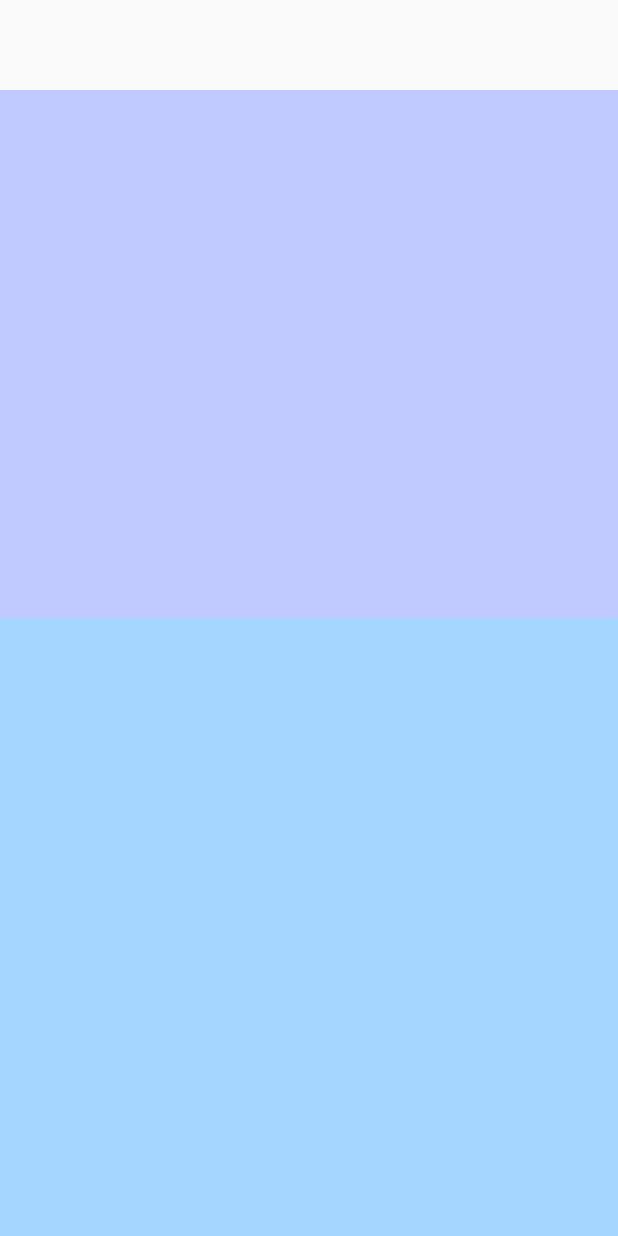
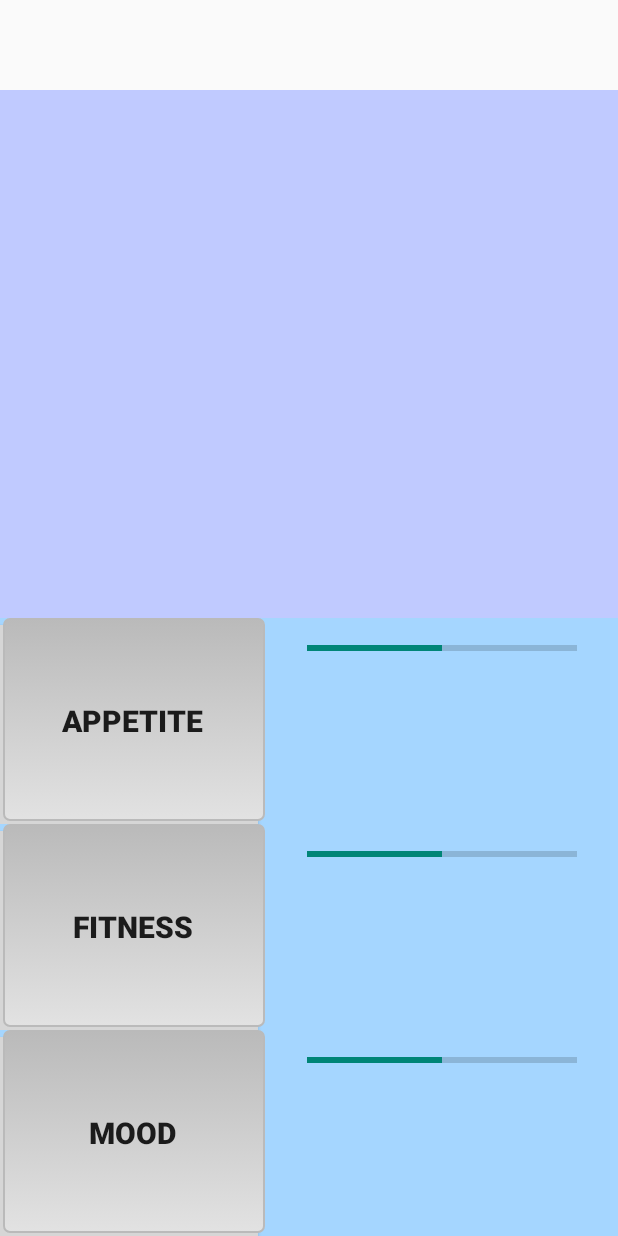
Before and after one commit to DiNear/Pengwings, an Android app: the layout layout_menu.xml on its own in the app's theme, with its tools: preview values and no code run, on a phone screen of 412 x 824 dp. Run offline under Robolectric (Android 15) with nearby library versions, the phone set to English and light mode, and no system bars.

Commit message:
progress bars

```diff
--- a/Pengwings/app/src/main/java/com/gady/pengwings/ChatHeadService.java
+++ b/Pengwings/app/src/main/java/com/gady/pengwings/ChatHeadService.java
@@ -1,10 +1,15 @@
 package com.gady.pengwings;
 
 import java.lang.*;
+
+import android.app.ProgressDialog;
 import android.app.Service;
 import android.content.Intent;
+import android.content.res.Resources;
 import android.graphics.PixelFormat;
 import android.graphics.Point;
+import android.graphics.drawable.Drawable;
+import android.os.Handler;
 import android.os.IBinder;
 import android.view.Gravity;
 import android.view.MotionEvent;
@@ -14,6 +19,8 @@ import android.view.WindowManager;
 import android.widget.ImageView;
 import android.view.LayoutInflater;
 import android.widget.LinearLayout;
+import android.widget.ProgressBar;
+import android.widget.TextView;
 
 import static android.widget.LinearLayout.*;
 
@@ -33,6 +40,7 @@ public class ChatHeadService extends Service {
     private View menuView;
     private LayoutInflater inflater;
 
+    private Handler mHandler = new Handler();
 
     @Override
     public IBinder onBind(Intent intent) {
@@ -169,6 +177,11 @@ public class ChatHeadService extends Service {
                                 windowManager.updateViewLayout(chatHead, chatHeadParams);
                             } else {
                                 // Otherwise open it
+
+                                // Updates progress bar values to appropriate values (from 0 - 100 set by a global variable) - currently uses filler value
+                                updateProgress((ProgressBar) menuView.findViewById(R.id.appetiteBar), (TextView) menuView.findViewById(R.id.appetiteProgressView), 35, 100 );
+                                updateProgress((ProgressBar) menuView.findViewById(R.id.fitnessBar), (TextView) menuView.findViewById(R.id.fitnessProgressView), 75, 100 );
+                                updateProgress((ProgressBar) menuView.findViewById(R.id.moodBar), (TextView) menuView.findViewById(R.id.moodProgressView), 95, 100 );
                                 menuOpen = true;
                                 menuView.setVisibility(View.VISIBLE);
 
@@ -197,9 +210,16 @@ public class ChatHeadService extends Service {
         });
     }
 
+    public void updateProgress(final ProgressBar progressBar, TextView textView, final int current, int max) {
+        progressBar.setMax(max);
+        progressBar.setProgress(current);
+        textView.setText(current+"/"+max);
+    }
+
     @Override
     public void onDestroy() {
         super.onDestroy();
         if (chatHead != null) windowManager.removeView(chatHead);
     }
+
 }
--- /dev/null
+++ b/Pengwings/app/src/main/res/drawable/button_selector.xml
@@ -0,0 +1,22 @@
+<?xml version="1.0" encoding="utf-8"?>
+<selector xmlns:android="http://schemas.android.com/apk/res/android">
+    <item>
+        <layer-list>
+            <item android:right="5dp" android:top="5dp">
+                <shape>
+                    <solid android:color="#D6D6D6" />
+                </shape>
+            </item>
+            <item android:bottom="2dp" android:left="2dp">
+                <shape>
+                    <gradient android:angle="270"
+                        android:endColor="#E2E2E2" android:startColor="#BABABA" />
+                    <stroke android:width="1dp" android:color="#BABABA" />
+                    <corners android:radius="4dp" />
+                    <padding android:bottom="10dp" android:left="10dp"
+                        android:right="10dp" android:top="10dp" />
+                </shape>
+            </item>
+        </layer-list>
+    </item>
+</selector>
--- a/Pengwings/app/src/main/res/layout/layout_menu.xml
+++ b/Pengwings/app/src/main/res/layout/layout_menu.xml
@@ -25,21 +25,57 @@
             android:orientation="horizontal"
             android:layout_width="fill_parent"
             android:layout_height="fill_parent"
-            android:layout_weight="1">
+            android:layout_weight="1" >
 
-            <LinearLayout
+            <RelativeLayout
                 android:orientation="vertical"
                 android:layout_width="fill_parent"
                 android:layout_height="fill_parent"
-                android:layout_weight="0.8">
+                android:layout_weight="0.8" >
 
-            </LinearLayout>
+                <Button
+                    android:background="@drawable/button_selector"
+                    android:layout_width="match_parent"
+                    android:layout_height="match_parent"
+                    android:text="@string/appetite_title"
+                    android:id="@+id/appetiteButton"
+                    android:layout_alignParentTop="true"
+                    android:layout_alignParentLeft="true"
+                    android:layout_alignParentStart="true"
+                    style="@style/Base.TextAppearance.AppCompat.Button"
+                    android:textStyle="bold"
+                    android:textSize="20sp"/>
+            </RelativeLayout>
 
-            <LinearLayout
+            <RelativeLayout
                 android:orientation="vertical"
                 android:layout_width="fill_parent"
                 android:layout_height="fill_parent"
-                android:layout_weight="0.6"></LinearLayout>
+                android:layout_weight="0.6" >
+
+                <ProgressBar
+                    style="@style/Widget.AppCompat.ProgressBar.Horizontal"
+                    android:layout_width="180dp"
+                    android:layout_height="40dp"
+                    android:layout_centerHorizontal="true"
+                    android:id="@+id/appetiteBar"
+                    android:max="100"
+                    android:progress="50"
+                    android:indeterminate="false" />
+
+                <TextView
+                    android:layout_width="wrap_content"
+                    android:layout_height="wrap_content"
+                    android:textAppearance="?android:attr/textAppearanceLarge"
+                    android:gravity="center"
+                    android:id="@+id/appetiteProgressView"
+                    android:layout_alignLeft="@+id/appetiteBar"
+                    android:layout_alignStart="@+id/appetiteBar"
+                    android:layout_alignRight="@+id/appetiteBar"
+                    android:layout_alignEnd="@+id/appetiteBar"
+                    android:layout_below="@+id/appetiteBar"
+                    android:layout_alignParentBottom="true" />
+            </RelativeLayout>
         </LinearLayout>
 
         <LinearLayout
@@ -48,17 +84,55 @@
             android:layout_height="fill_parent"
             android:layout_weight="1" >
 
-            <LinearLayout
+            <RelativeLayout
                 android:orientation="vertical"
                 android:layout_width="fill_parent"
                 android:layout_height="fill_parent"
-                android:layout_weight="0.8" />
+                android:layout_weight="0.8" >
 
-            <LinearLayout
+                <Button
+                    android:background="@drawable/button_selector"
+                    android:layout_width="match_parent"
+                    android:layout_height="match_parent"
+                    android:text="@string/fitness_title"
+                    android:id="@+id/fitnessButton"
+                    android:layout_alignParentTop="true"
+                    android:layout_alignParentLeft="true"
+                    android:layout_alignParentStart="true"
+                    style="@style/Base.TextAppearance.AppCompat.Button"
+                    android:textStyle="bold"
+                    android:textSize="20sp"/>
+            </RelativeLayout>
+
+            <RelativeLayout
                 android:orientation="vertical"
                 android:layout_width="fill_parent"
                 android:layout_height="fill_parent"
-                android:layout_weight="0.6" />
+                android:layout_weight="0.6" >
+
+                <ProgressBar
+                    style="@style/Widget.AppCompat.ProgressBar.Horizontal"
+                    android:layout_width="180dp"
+                    android:layout_height="40dp"
+                    android:layout_centerHorizontal="true"
+                    android:id="@+id/fitnessBar"
+                    android:max="100"
+                    android:progress="50"
+                    android:indeterminate="false" />
+
+                <TextView
+                    android:layout_width="wrap_content"
+                    android:layout_height="wrap_content"
+                    android:textAppearance="?android:attr/textAppearanceLarge"
+                    android:gravity="center"
+                    android:id="@+id/fitnessProgressView"
+                    android:layout_alignLeft="@+id/fitnessBar"
+                    android:layout_alignStart="@+id/fitnessBar"
+                    android:layout_alignRight="@+id/fitnessBar"
+                    android:layout_alignEnd="@+id/fitnessBar"
+                    android:layout_below="@+id/fitnessBar"
+                    android:layout_alignParentBottom="true" />
+            </RelativeLayout>
         </LinearLayout>
 
         <LinearLayout
@@ -67,17 +141,55 @@
             android:layout_height="fill_parent"
             android:layout_weight="1" >
 
-            <LinearLayout
+            <RelativeLayout
                 android:orientation="vertical"
                 android:layout_width="fill_parent"
                 android:layout_height="fill_parent"
-                android:layout_weight="0.8" />
+                android:layout_weight="0.8" >
 
-            <LinearLayout
+                <Button
+                    android:background="@drawable/button_selector"
+                    android:layout_width="match_parent"
+                    android:layout_height="match_parent"
+                    android:text="@string/mood_title"
+                    android:id="@+id/moodButton"
+                    android:layout_alignParentTop="true"
+                    android:layout_alignParentLeft="true"
+                    android:layout_alignParentStart="true"
+                    style="@style/Base.TextAppearance.AppCompat.Button"
+                    android:textStyle="bold"
+                    android:textSize="20sp"/>
+            </RelativeLayout>
+
+            <RelativeLayout
                 android:orientation="vertical"
                 android:layout_width="fill_parent"
                 android:layout_height="fill_parent"
-                android:layout_weight="0.6" />
+                android:layout_weight="0.6" >
+
+                <ProgressBar
+                    style="@style/Widget.AppCompat.ProgressBar.Horizontal"
+                    android:layout_width="180dp"
+                    android:layout_height="40dp"
+                    android:layout_centerHorizontal="true"
+                    android:id="@+id/moodBar"
+                    android:max="100"
+                    android:progress="50"
+                    android:indeterminate="false" />
+
+                <TextView
+                    android:layout_width="wrap_content"
+                    android:layout_height="wrap_content"
+                    android:textAppearance="?android:attr/textAppearanceLarge"
+                    android:gravity="center"
+                    android:id="@+id/moodProgressView"
+                    android:layout_alignLeft="@+id/moodBar"
+                    android:layout_alignStart="@+id/moodBar"
+                    android:layout_alignRight="@+id/moodBar"
+                    android:layout_alignEnd="@+id/moodBar"
+                    android:layout_below="@+id/moodBar"
+                    android:layout_alignParentBottom="true" />
+            </RelativeLayout>
         </LinearLayout>
 
     </LinearLayout>
--- a/Pengwings/app/src/main/res/values/strings.xml
+++ b/Pengwings/app/src/main/res/values/strings.xml
@@ -2,7 +2,9 @@
 <resources>
 
     <string name="app_name">Pengwings</string>
-    <string name="hello_world">Hello world!</string>
+    <string name="appetite_title">Appetite</string>
+    <string name="fitness_title">Fitness</string>
+    <string name="mood_title">Mood</string>
     <string name="action_settings">Settings</string>
 
 </resources>
```
